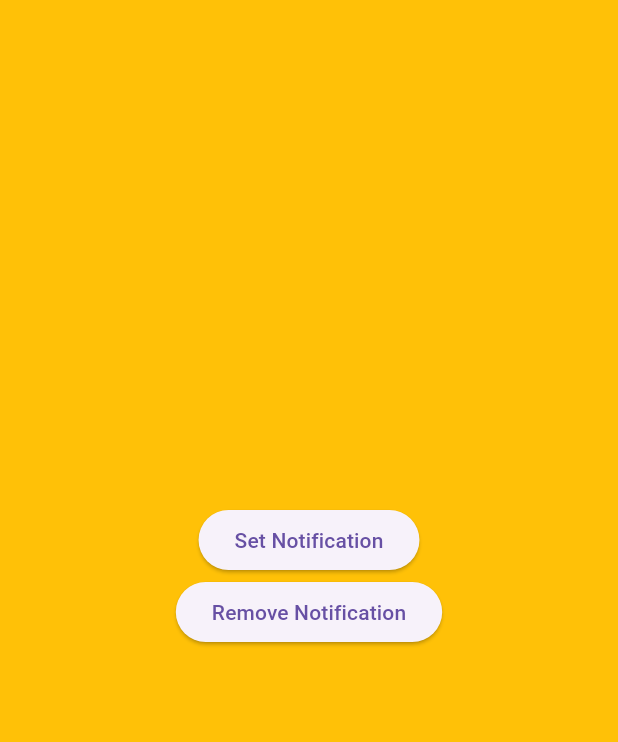
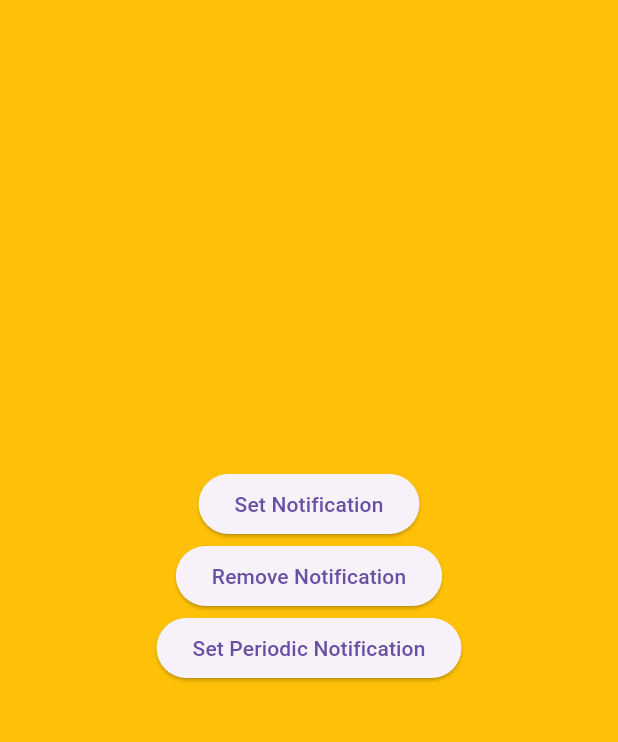
Before and after one commit to mahmoodhamdi/Flutter-Local-Notifications-Integration-Guide, a Flutter app: the screen it shows after launch, after a tap on "Set Notification", on a phone screen of 412 x 824 dp, the part 84-826 px from its top. Run offline on Flutter 3.47's test engine with Material 3 defaults, Android fonts, the phone set to English and light mode, and no system bars; our stand-ins replace flutter_local_notifications, timezone.

Commit message:
Add periodic notifications to NotificationHelper

```diff
--- a/lib/main.dart
+++ b/lib/main.dart
@@ -1,16 +1,16 @@
 import 'package:flutter/material.dart';
+import 'package:flutter_local_notifications/flutter_local_notifications.dart';
 import 'package:flutter_local_notifications_feature/notification_helper.dart';
 
 void main() async {
   WidgetsFlutterBinding.ensureInitialized();
-  NotificationHelper.init();
+  await NotificationHelper.init(); // Ensure the init method is awaited
   runApp(const MyApp());
 }
 
 class MyApp extends StatelessWidget {
   const MyApp({super.key});
 
-  // This widget is the root of your application.
   @override
   Widget build(BuildContext context) {
     return const MaterialApp(
@@ -44,17 +44,30 @@ class _MyHomePageState extends State<MyHomePage> {
             ElevatedButton(
               onPressed: () {
                 NotificationHelper.scheduleNotification(
-                    "Notification test",
-                    "my app Notification",
-                    5,
+                  title: "Notification",
+                  body: "my app Notification",
+                 seconds: 1,
                 );
               },
-                child: const Text("Set Notification")),
+              child: const Text("Set Notification"),
+            ),
             ElevatedButton(
               onPressed: () {
                 NotificationHelper().cancelAllNotifications();
               },
-                child: const Text("Remove Notification")),
+              child: const Text("Remove Notification"),
+            ),
+            ElevatedButton(
+              onPressed: () {
+                NotificationHelper.schedulePeriodicNotification(
+                  title: "Periodic Notification",
+                  body: "my app Periodic Notification",
+                  repeatInterval: RepeatInterval.everyMinute,
+
+                );
+              },
+              child: const Text("Set Periodic Notification"),
+            ),
           ],
         ),
       ),
--- a/lib/notification_helper.dart
+++ b/lib/notification_helper.dart
@@ -13,10 +13,13 @@ class NotificationHelper {
   }
 
   static scheduleNotification(
-    String title,
-    String body,
-    int userDayInput,
-  ) async {
+      {required String title,
+      required String body,
+      int seconds = 0,
+      int minutes = 0,
+      int hours = 0,
+      int days = 0,
+      int weeks = 0}) async {
     var androidDetails = const AndroidNotificationDetails(
       "important_notification",
       "My Channel",
@@ -29,7 +32,11 @@ class NotificationHelper {
       title,
       body,
       tz.TZDateTime.now(tz.local).add(Duration(
-        seconds: userDayInput,
+        seconds: seconds +
+          (  minutes * 60) +
+           ( hours * 60 * 60) +
+           ( days * 60 * 60 * 24) +
+           ( weeks * 60 * 60 * 24 * 7),
       )),
       notificationDetails,
       uiLocalNotificationDateInterpretation:
@@ -38,6 +45,28 @@ class NotificationHelper {
     );
   }
 
+  static schedulePeriodicNotification({
+    required String title,
+    required String body,
+    required RepeatInterval repeatInterval,
+  }) async {
+    var androidDetails = const AndroidNotificationDetails(
+      "important_periodic_notification",
+      "My Periodic Channel",
+      importance: Importance.max,
+      priority: Priority.high,
+    );
+    var notificationDetails = NotificationDetails(android: androidDetails);
+
+    await _notification.periodicallyShow(
+      1,
+      title,
+      body,
+      repeatInterval,
+      notificationDetails,
+    );
+  }
+
   cancelAllNotifications() {
     _notification.cancelAll();
   }
```
Also changed, not shown: 1 other file. Lines whose indentation alone changed are shown as unchanged.
